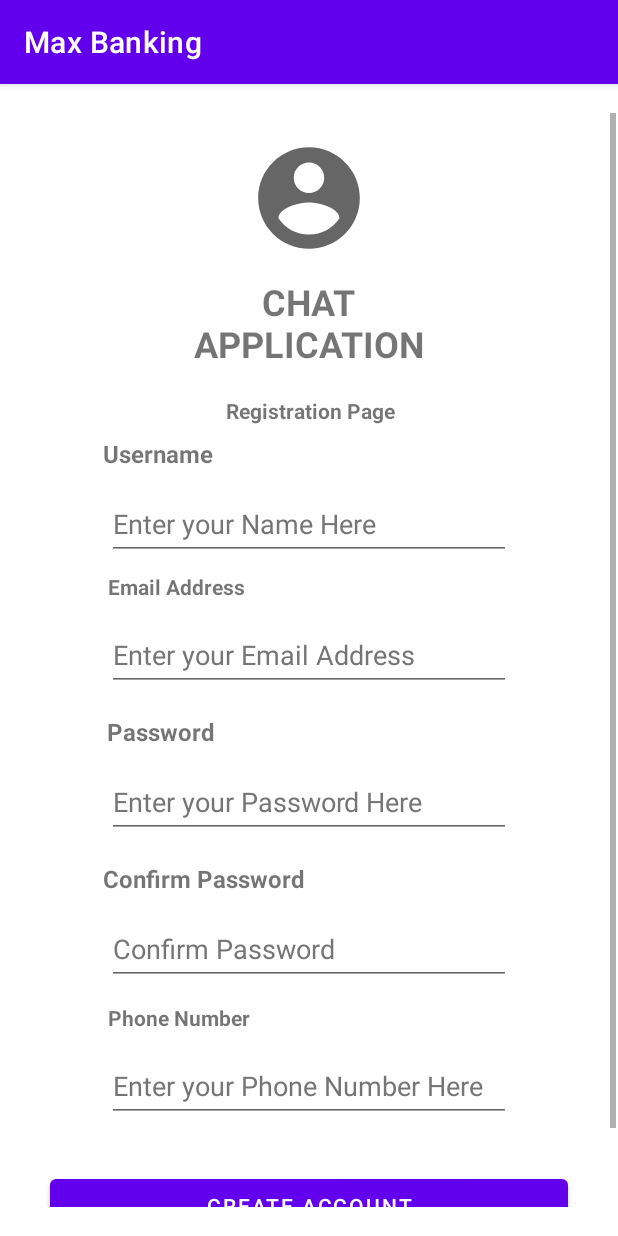
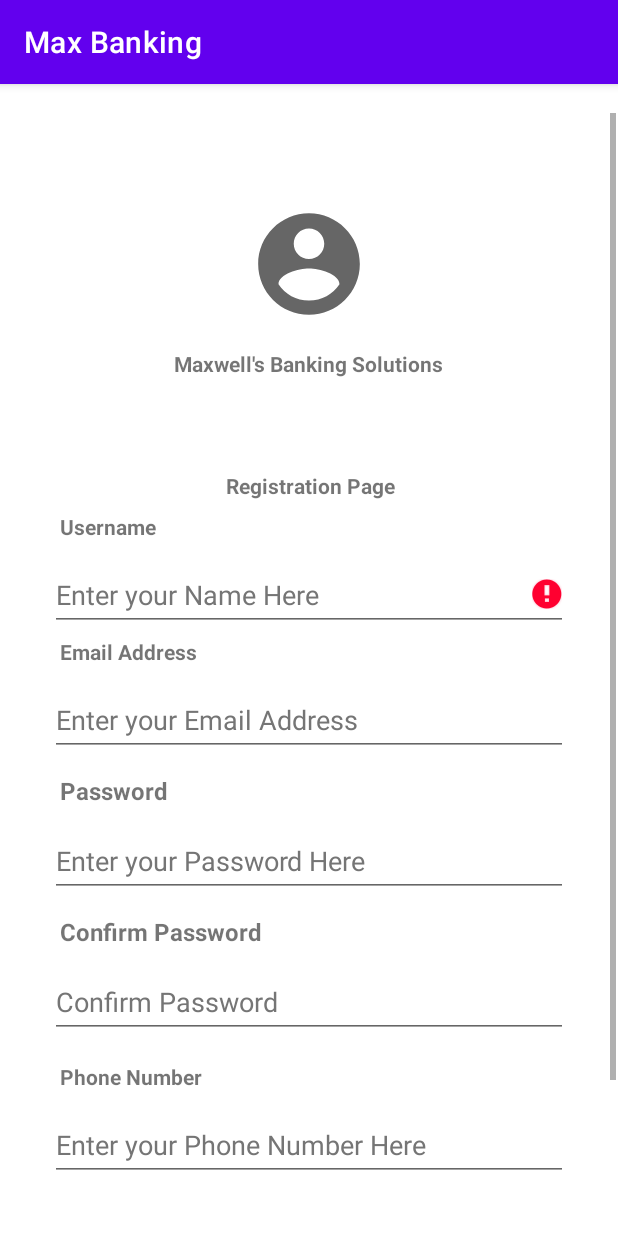
Before and after one commit to MMwandigha/BankApp, an Android app: the RegisterFragment screen opened through its navigation route, on a phone screen of 412 x 824 dp. Run offline under Robolectric (Android 15) with nearby library versions, the phone set to English and light mode, and no system bars.

Commit message:
Wednesday 22/02

```diff
--- a/app/build.gradle
+++ b/app/build.gradle
@@ -53,6 +53,7 @@ dependencies {
     androidTestImplementation 'androidx.test.espresso:espresso-core:3.4.0'
     implementation "androidx.core:core-ktx:1.7.0"
     implementation "org.jetbrains.kotlin:kotlin-stdlib-jdk7:$kotlin_version"
+    implementation 'com.google.guava:listenablefuture:9999.0-empty-to-avoid-conflict-with-guava'
 //    implementation 'androidx.navigation:navigation-ui-ktx:2.4.1'
 //    implementation 'androidx.navigation:navigation-runtime-ktx:2.4.1'
     // Kotlin
--- a/app/src/main/java/com/maxwell/recyclerview/ui/auth/authfragments/RegisterFragment.kt
+++ b/app/src/main/java/com/maxwell/recyclerview/ui/auth/authfragments/RegisterFragment.kt
@@ -5,6 +5,7 @@ import androidx.fragment.app.Fragment
 import android.view.LayoutInflater
 import android.view.View
 import android.view.ViewGroup
+import androidx.navigation.findNavController
 import com.maxwell.recyclerview.R
 import com.maxwell.recyclerview.databinding.FragmentRegisterBinding
 
@@ -22,11 +23,24 @@ class RegisterFragment : Fragment() {
 
 
         binding = FragmentRegisterBinding.inflate(inflater, container, false)
-
+        checkAllFields()
         return binding.root
-        checkAllFields()
 
 
+
+    }
+
+    override fun onViewCreated(view: View, savedInstanceState: Bundle?) {
+        super.onViewCreated(view, savedInstanceState)
+
+        binding.txtAlreadyRegistered.setOnClickListener {
+
+            view.findNavController().navigate(R.id.action_registerFragment_to_loginFragment)
+        }
+
+        binding.btnRegister.setOnClickListener {
+            view.findNavController().navigate(R.id.action_registerFragment_to_loginFragment)
+        }
     }
 
     private fun checkAllFields(): Boolean {
@@ -39,36 +53,36 @@ class RegisterFragment : Fragment() {
 
 
         if (registerName.isEmpty()) {
-            registerName.setError("This field is required")
+            binding.etxtUsername.error = "This field is required"
             return false
         }
 
         if (registerEmail.isEmpty()) {
-            registerEmail.setError("Email is required")
+            binding.etxtEmail.error = "Email is required"
             return false
         }
         if (registerPassword.isEmpty()) {
-            registerPassword.setError("Password is required")
+            binding.etxtPassword.error = "Password is required"
             return false
         } else if (registerPassword.length < 8) {
-            registerPassword.setError("Password must be minimum 8 characters")
+            binding.etxtPassword.error = "Password must be minimum 8 characters"
             return false
         }
 
+        if (registerConfirmPassword.isEmpty()) {
+            binding.etxtConfirmPassword.error = "Tis field is required"
+            return false
 
-        if (registerConfirmPassword.isEmpty()) {
-            registerConfirmPassword.setError("Tis field is required")
-            return false
         } else if (registerConfirmPassword != registerPassword){
-            registerConfirmPassword.setError("This password does not match")
+            binding.etxtConfirmPassword.error = "This password does not match"
         }
 
         if (registerPhone.length == 0) {
-            registerPhone.setError("Phone Number is Required")
+            binding.etxtPhoneNumber.error = "Phone Number is Required"
             return false
 
         } else if (registerPhone.length != 10) {
-            registerPhone.setError("Phone Number should have 10 digits")
+            binding.etxtPhoneNumber.error = "Phone Number should have 10 digits"
 
             return false
         }else{
--- a/app/src/main/res/layout/fragment_register.xml
+++ b/app/src/main/res/layout/fragment_register.xml
@@ -14,7 +14,7 @@
                 android:id="@+id/imgRegister"
                 android:layout_width="89dp"
                 android:layout_height="81dp"
-                android:layout_marginTop="16dp"
+                android:layout_marginTop="60dp"
                 android:contentDescription="registration_image"
                 app:layout_constraintEnd_toEndOf="parent"
                 app:layout_constraintStart_toStartOf="parent"
@@ -23,12 +23,12 @@
 
             <TextView
                 android:id="@+id/txtAppName"
-                android:layout_width="176dp"
-                android:layout_height="63dp"
-                android:layout_marginTop="12dp"
-                android:text="CHAT APPLICATION"
+                android:layout_width="203dp"
+                android:layout_height="65dp"
+                android:layout_marginTop="16dp"
+                android:text="Maxwell's Banking Solutions"
                 android:textAlignment="center"
-                android:textSize="24sp"
+                android:textSize="14dp"
                 android:textStyle="bold"
                 app:layout_constraintEnd_toEndOf="parent"
                 app:layout_constraintHorizontal_bias="0.497"
@@ -48,17 +48,16 @@
                 app:layout_constraintTop_toBottomOf="@+id/txtAppName" />
 
 
-
             <TextView
                 android:id="@+id/txtUsername"
                 android:layout_width="wrap_content"
                 android:layout_height="wrap_content"
                 android:layout_marginTop="8dp"
                 android:text="Username"
-                android:textSize="16sp"
+                android:textSize="14sp"
                 android:textStyle="bold"
                 app:layout_constraintEnd_toEndOf="parent"
-                app:layout_constraintHorizontal_bias="0.201"
+                app:layout_constraintHorizontal_bias="0.112"
                 app:layout_constraintStart_toStartOf="parent"
                 app:layout_constraintTop_toBottomOf="@+id/txtRegistrationPage" />
 
@@ -66,9 +65,9 @@
                 android:id="@+id/etxtUsername"
                 android:layout_width="match_parent"
                 android:layout_height="48dp"
-                android:layout_marginStart="70dp"
+                android:layout_marginStart="32dp"
                 android:layout_marginTop="12dp"
-                android:layout_marginEnd="70dp"
+                android:layout_marginEnd="32dp"
                 android:ems="10"
                 android:hint="Enter your Name Here"
                 android:inputType="textPersonName"
@@ -83,11 +82,11 @@
                 android:id="@+id/txtEmail"
                 android:layout_width="wrap_content"
                 android:layout_height="wrap_content"
-                android:layout_marginTop="8dp"
+                android:layout_marginTop="4dp"
                 android:text="Email Address"
                 android:textStyle="bold"
                 app:layout_constraintEnd_toEndOf="parent"
-                app:layout_constraintHorizontal_bias="0.222"
+                app:layout_constraintHorizontal_bias="0.122"
                 app:layout_constraintStart_toStartOf="parent"
                 app:layout_constraintTop_toBottomOf="@+id/etxtUsername" />
 
@@ -95,9 +94,9 @@
                 android:id="@+id/etxtEmail"
                 android:layout_width="match_parent"
                 android:layout_height="48dp"
-                android:layout_marginStart="70dp"
+                android:layout_marginStart="32dp"
                 android:layout_marginTop="12dp"
-                android:layout_marginEnd="70dp"
+                android:layout_marginEnd="32dp"
                 android:ems="10"
                 android:hint="Enter your Email Address"
                 android:inputType="textEmailAddress"
@@ -110,12 +109,12 @@
                 android:id="@+id/txtPassword"
                 android:layout_width="wrap_content"
                 android:layout_height="wrap_content"
-                android:layout_marginTop="16dp"
+                android:layout_marginTop="12dp"
                 android:text="Password"
                 android:textSize="16sp"
                 android:textStyle="bold"
                 app:layout_constraintEnd_toEndOf="parent"
-                app:layout_constraintHorizontal_bias="0.208"
+                app:layout_constraintHorizontal_bias="0.114"
                 app:layout_constraintStart_toStartOf="parent"
                 app:layout_constraintTop_toBottomOf="@+id/etxtEmail" />
 
@@ -123,9 +122,9 @@
                 android:id="@+id/etxtPassword"
                 android:layout_width="match_parent"
                 android:layout_height="48dp"
-                android:layout_marginStart="70dp"
+                android:layout_marginStart="32dp"
                 android:layout_marginTop="12dp"
-                android:layout_marginEnd="70dp"
+                android:layout_marginEnd="32dp"
                 android:ems="10"
                 android:hint="Enter your Password Here"
                 android:inputType="textPassword"
@@ -139,23 +138,22 @@
                 android:id="@+id/txtConfirmPassword"
                 android:layout_width="wrap_content"
                 android:layout_height="wrap_content"
-                android:layout_marginTop="16dp"
+                android:layout_marginTop="12dp"
                 android:text="Confirm Password"
                 android:textSize="16sp"
                 android:textStyle="bold"
                 app:layout_constraintEnd_toEndOf="parent"
-                app:layout_constraintHorizontal_bias="0.244"
+                app:layout_constraintHorizontal_bias="0.14"
                 app:layout_constraintStart_toStartOf="parent"
                 app:layout_constraintTop_toBottomOf="@+id/etxtPassword" />
-
 
             <EditText
                 android:id="@+id/etxtConfirmPassword"
                 android:layout_width="match_parent"
                 android:layout_height="48dp"
-                android:layout_marginStart="70dp"
+                android:layout_marginStart="32dp"
                 android:layout_marginTop="12dp"
-                android:layout_marginEnd="70dp"
+                android:layout_marginEnd="32dp"
                 android:ems="10"
                 android:hint="Confirm Password"
                 android:inputType="textPassword"
@@ -169,11 +167,11 @@
                 android:id="@+id/txtPhoneNumber"
                 android:layout_width="wrap_content"
                 android:layout_height="wrap_content"
-                android:layout_marginTop="12dp"
+                android:layout_marginTop="16dp"
                 android:text="Phone Number"
                 android:textStyle="bold"
                 app:layout_constraintEnd_toEndOf="parent"
-                app:layout_constraintHorizontal_bias="0.224"
+                app:layout_constraintHorizontal_bias="0.123"
                 app:layout_constraintStart_toStartOf="parent"
                 app:layout_constraintTop_toBottomOf="@+id/etxtConfirmPassword" />
 
@@ -181,9 +179,9 @@
                 android:id="@+id/etxtPhoneNumber"
                 android:layout_width="match_parent"
                 android:layout_height="48dp"
-                android:layout_marginStart="70dp"
+                android:layout_marginStart="32dp"
                 android:layout_marginTop="12dp"
-                android:layout_marginEnd="70dp"
+                android:layout_marginEnd="32dp"
                 android:ems="10"
                 android:hint="Enter your Phone Number Here"
                 android:inputType="phone"
@@ -208,7 +206,7 @@
                 app:layout_constraintTop_toBottomOf="@+id/etxtPhoneNumber" />
 
             <TextView
-                android:id="@+id/txtNotRegistered"
+                android:id="@+id/txtAlreadyRegistered"
                 android:layout_width="match_parent"
                 android:layout_height="wrap_content"
                 android:layout_marginStart="32dp"
```
Also changed, not shown: app/src/main/java/com/maxwell/recyclerview/ui/auth/authfragments/LoginFragment.kt (+37 -65 lines).
